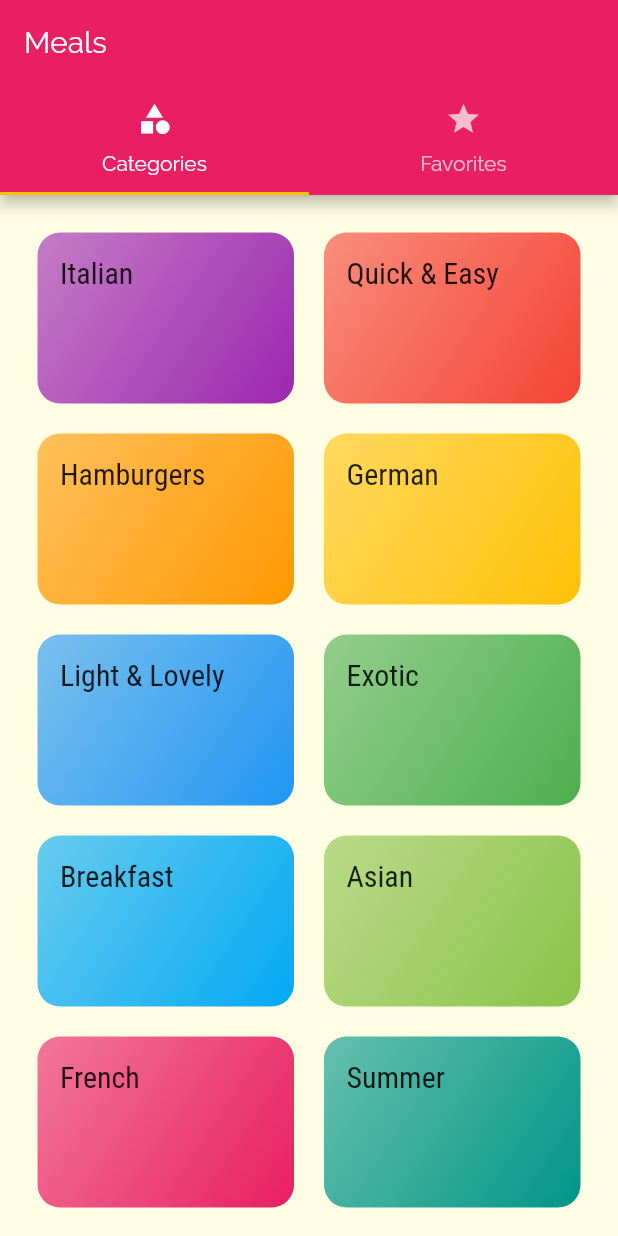
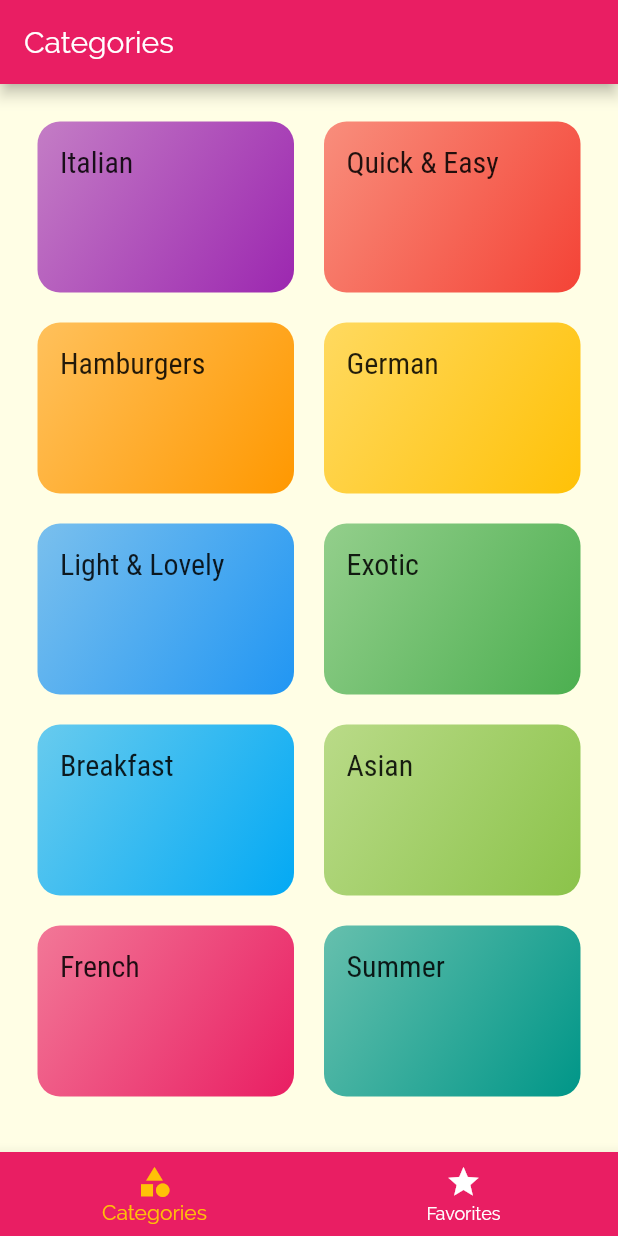
Before and after one commit to bigbenyayi/flutterMeals, a Flutter app: the screen it shows after launch, on a phone screen of 412 x 824 dp. Run offline on Flutter 3.47's test engine with Material 2 defaults, Android fonts, the phone set to English and light mode, and no system bars.

```diff
--- a/lib/screens/tabs_screen.dart
+++ b/lib/screens/tabs_screen.dart
@@ -8,30 +8,44 @@ class TabScreen extends StatefulWidget {
 }
 
 class _TabScreenState extends State<TabScreen> {
+  final List<Map<String, Object>> _pages = [
+    {"page": CategoriesScreen(), "title": "Categories"},
+    {"page": FavoritesScreen(), "title": "Favorites"}
+  ];
+
+  int _selectedPageIndex = 0;
+
+  void _selectPage(int index) {
+    setState(() {
+      _selectedPageIndex = index;
+    });
+  }
+
   @override
   Widget build(BuildContext context) {
-    return DefaultTabController(
-      length: 2,
-      child: Scaffold(
+    return Scaffold(
       appBar: AppBar(
-          title: Text("Meals"),
-          bottom: TabBar(tabs: <Widget>[
-            Tab(
+        title: Text(_pages[_selectedPageIndex]["title"]),
+      ),
+      body: _pages[_selectedPageIndex]["page"],
+      bottomNavigationBar: BottomNavigationBar(
+        unselectedItemColor: Colors.white,
+        selectedItemColor: Theme.of(context).accentColor,
+        currentIndex: _selectedPageIndex,
+        onTap: _selectPage,
+        items: [
+          BottomNavigationBarItem(
+            backgroundColor: Theme.of(context).primaryColor,
             icon: Icon(Icons.category),
-              text: "Categories",
+            title: Text("Categories"),
           ),
-            Tab(
+          BottomNavigationBarItem(
+            backgroundColor: Theme.of(context).primaryColor,
             icon: Icon(Icons.star),
-              text: "Favorites",
+            title: Text("Favorites"),
           )
-          ]),
-        ),
-        body: TabBarView(
-          children: <Widget>[
-            CategoriesScreen(),
-            FavoritesScreen(),
         ],
-        ),
+        backgroundColor: Theme.of(context).primaryColor,
       ),
     );
   }
```
Lines whose indentation alone changed are shown as unchanged.
